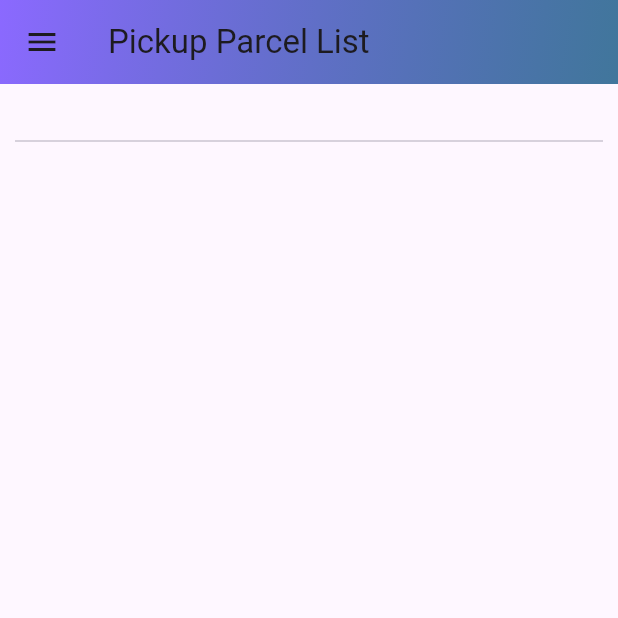
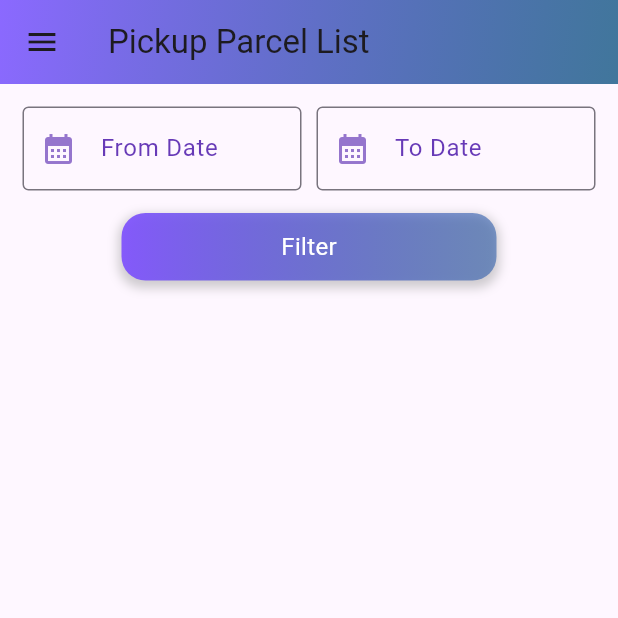
Before and after one commit to tanvirarifsiddiqui/st-courier, a Flutter app: the PickupParcelListPage screen opened directly, on a phone screen of 412 x 824 dp, the top half of it. Run offline on Flutter 3.47's test engine with Material 3 defaults, Android fonts, the phone set to English and light mode, and no system bars; drawn by our look-alikes of flutter_advanced_drawer; our stand-ins replace get.

Commit message:
pickup parcel list Page initially done

```diff
--- a/lib/pages/pick_up_parcel_list.dart
+++ b/lib/pages/pick_up_parcel_list.dart
@@ -22,6 +22,59 @@ class PickupParcelListPage extends StatefulWidget {
 
 class _PickupParcelListPage extends State<PickupParcelListPage>{
   final _advancedDrawerController = AdvancedDrawerController();
+
+  // A variable to store the from date filter
+  DateTime? fromDate;
+
+  // A variable to store the to date filter
+  DateTime? toDate;
+
+  // A function to show Form and date picker dialog
+  Widget _buildDateField(String labelText, DateTime? dateValue, bool isFrom) {
+    return Expanded(
+      child: TextFormField(
+        readOnly: true,
+        decoration: InputDecoration(
+          labelText: labelText,
+          labelStyle: const TextStyle(color: Colors.deepPurple),
+          border: const OutlineInputBorder(),
+          prefixIcon: IconButton(
+            icon: Icon(Icons.calendar_month,
+                size: 24, color: Colors.deepPurple.shade300),
+            onPressed: () async {
+              final selectedDate = await showDatePicker(
+                context: context,
+                initialDate: DateTime.now(),
+                firstDate: DateTime(2000),
+                lastDate: DateTime.now(),
+              );
+              if (selectedDate != null) {
+                setState(() {
+                  if (isFrom) {
+                    fromDate = selectedDate;
+                  } else {
+                    toDate = selectedDate;
+                  }
+                });
+              }
+            },
+          ),
+        ),
+        style: const TextStyle(color: Colors.deepPurple),
+        controller: TextEditingController(
+          text: dateValue == null
+              ? ''
+              : '${dateValue.day}/${dateValue.month}/${dateValue.year}',
+        ),
+        onTap: () async {
+          // This will prevent the keyboard from appearing when tapping the text field
+          FocusScope.of(context).requestFocus(new FocusNode());
+          // Your existing logic here...
+        },
+      ),
+    );
+  }
+
   @override
   Widget build(BuildContext context) {
     return AdvancedDrawer(
@@ -205,26 +258,98 @@ class _PickupParcelListPage extends State<PickupParcelListPage>{
                 ),
               ),
             ),
-            body: ListView(padding: const EdgeInsets.all(10), children: [
-              //profile image
-              Padding(
-                padding: const EdgeInsets.only(left: 2, right: 2),
-                child: Container(
-                  margin: const EdgeInsets.symmetric(horizontal: 10),
-                  padding: const EdgeInsets.only(top: 10, bottom: 10),
-                  child: Row(
-                    mainAxisAlignment: MainAxisAlignment.center,
+            body: Container(
+              padding: const EdgeInsets.all(15.0),
+              child: ListView(
+                children: [
+                  Row(
                     children: [
+                      _buildDateField(
+                        'From Date',
+                        fromDate,
+                        true,
+                      ),
+                      const SizedBox(width: 10.0),
+                      _buildDateField(
+                        'To Date',
+                        toDate,
+                        false,
+                      ),
                     ],
                   ),
-                ),
+                  const SizedBox(height: 5.0),
+                  GestureDetector(
+                    onTap: () {
+                      // Get.to(()=> AddParcellPage());
+                    },
+                    child: Row(
+                      mainAxisAlignment: MainAxisAlignment.center,
+                      children: [
+                        Padding(
+                          padding: const EdgeInsets.only(top: 10, bottom: 20),
+                          child: Container(
+                            height: 45,
+                            width: 250,
+                            decoration: BoxDecoration(
+                              gradient: LinearGradient(
+                                begin: Alignment.centerLeft,
+                                end: Alignment.centerRight,
+                                colors: [
+                                  Colors.deepPurpleAccent.withOpacity(0.9),
+                                  Colors.blue.shade900.withOpacity(0.5)
+                                ],
+                              ),
+                              borderRadius: BorderRadius.circular(16),
+                              boxShadow: [
+                                BoxShadow(
+                                  color: Colors.grey.withOpacity(0.5),
+                                  spreadRadius: 2,
+                                  blurRadius: 5,
+                                  offset: const Offset(
+                                      0, 3), // changes the position of shadow
+                                ),
+                              ],
+                            ),
+                            child: const Center(
+                              child: Text(
+                                'Filter',
+                                style: TextStyle(
+                                  fontSize: 16,
+                                  color: Colors.white,
+                                ),
+                              ),
+                            ),
+                          ),
+                        ),
+                      ],
+                    ),
+                  ),
+
+                  const SizedBox(height: 20.0),
+                  // Card(
+                  //   elevation: 4,
+                  //   color: Colors.purple.shade50,
+                  //   child: Padding(
+                  //     padding: const EdgeInsets.all(15.0),
+                  //     child: Column(
+                  //       crossAxisAlignment: CrossAxisAlignment.stretch,
+                  //       children: [
+                  //         // buildCardRow('Collection Amount:', '0.0 Tk', Icons.attach_money),
+                  //         // buildCardRow('Weight Charge:', '0.0 Tk', Icons.fitness_center),
+                  //         // buildCardRow('Delivery Charge:', '0.0 Tk', Icons.local_shipping),
+                  //         // buildCardRow('COD Charge:', '0.0 Tk', Icons.payment),
+                  //         // Divider(),
+                  //         // buildCardRow('Total Charge:', '0.0 Tk', Icons.calculate),
+                  //       ],
+                  //     ),
+                  //   ),
+                  // ),
+
+
+                  const SizedBox(height: 20.0),
+
+                ],
               ),
-              const Divider(thickness: 1),
-              const SizedBox(height: 15,),
-              //something todo
-              const SizedBox(height: 15,),
-              //something todo
-            ]
             )
         )
     );
```
